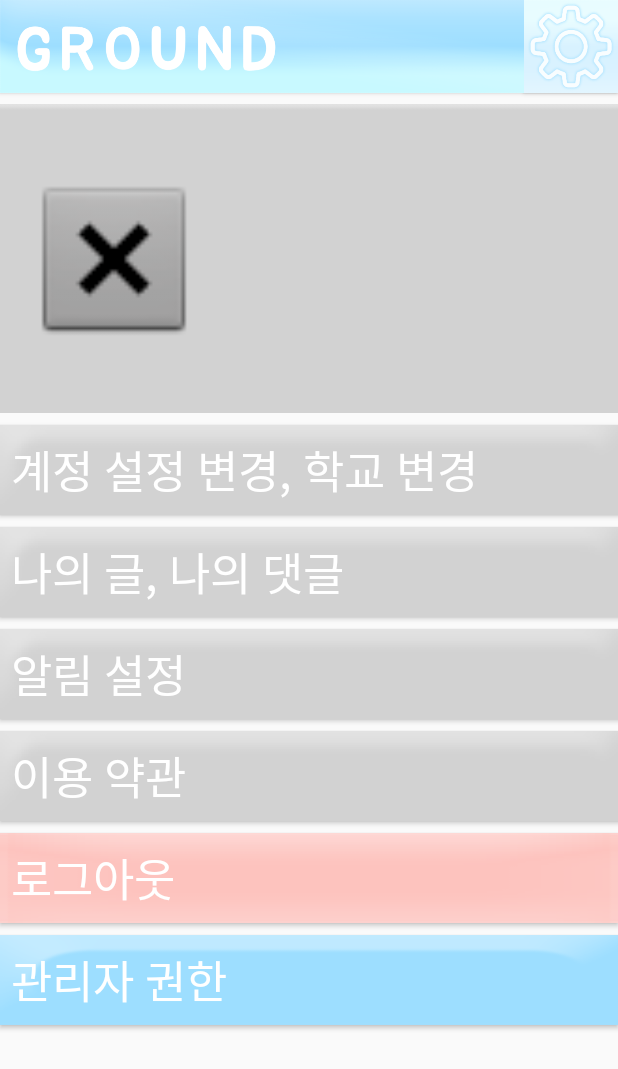
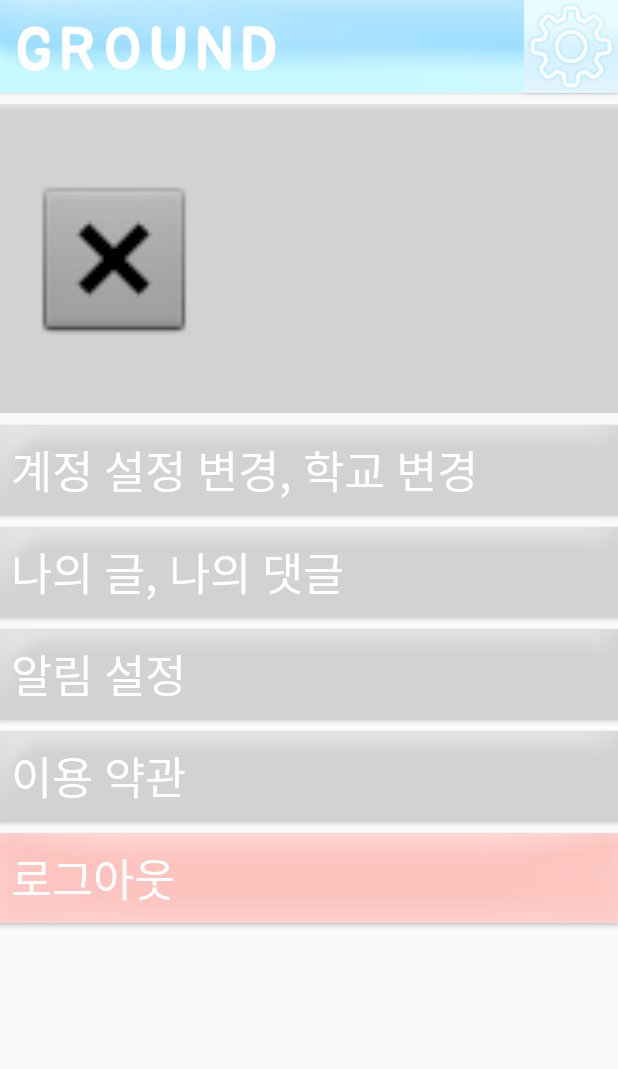
Before and after one commit to sunkim99/Groundd, an Android app: the configActivity screen opened directly, with no data from a screen before it, on a phone screen of 412 x 824 dp. Shown: the top 1069 px of the screen. Run offline under Robolectric (Android 15) with nearby library versions, the phone set to English and light mode, and no system bars; network calls fail.

Commit message:
0530 - 유저 관리자 차이에 따른 관리자 버튼 유무

```diff
--- a/app/src/main/java/com/example/ground/allround.java
+++ b/app/src/main/java/com/example/ground/allround.java
@@ -5,11 +5,13 @@ import android.app.Application;
 public class allround extends Application {
     private String ID;
     private String SCHOOL;
+    private int ADMIN;
 
     @Override
     public void onCreate() {
         ID = "";
         SCHOOL = "";
+        ADMIN = 0;
         super.onCreate();
     }
 
@@ -34,6 +36,10 @@ public class allround extends Application {
         return SCHOOL;
     }
 
+    public void setADMIN(int ADMIN) { this.ADMIN = ADMIN; }
+
+    public int getADMIN() { return ADMIN; }
+
 
 
 }
--- a/app/src/main/java/com/example/ground/configActivity.java
+++ b/app/src/main/java/com/example/ground/configActivity.java
@@ -6,7 +6,9 @@ import android.app.usage.NetworkStats;
 import android.content.Intent;
 import android.os.Bundle;
 import android.util.Log;
+import android.widget.Button;
 import android.widget.EditText;
+import android.widget.ImageView;
 import android.widget.TextView;
 
 //설정화면
@@ -14,12 +16,17 @@ public class configActivity extends AppCompatActivity {
 
     TextView show_id; //아이디 받아오기
     TextView show_school;
+    TextView ADMIN;
+    Button btn_ADMIN;
     Intent data_receive; //데이터 받기
+    int admin_s;
 
     @Override
     protected void onCreate(Bundle savedInstanceState) {
         allround ID = (allround) getApplicationContext();
         allround SCHOOL = (allround) getApplicationContext(); // 전역변수 SCHOOL 소환
+        allround ADMIN = (allround) getApplicationContext();
+
         super.onCreate(savedInstanceState);
         setContentView(R.layout.activity_config);
 
@@ -39,6 +46,21 @@ public class configActivity extends AppCompatActivity {
         Log.d("TEST1234", "유저 아이디 : " + temp01);
 
         Log.d("TEST1234", "학교 이름 : " + temp02);
+
+
+        admin_s = ADMIN.getADMIN();
+
+        Log.d("TEST1234", "관리 : " + admin_s);
+
+        btn_ADMIN = findViewById(R.id.btn_admin);
+
+        if(admin_s == 0){
+            btn_ADMIN.setVisibility(Button.GONE);
+        }
+        if(admin_s == 1){
+            btn_ADMIN.setVisibility(Button.VISIBLE);
+        }
+
     }
     /*여기에 이제 받은 userID가 DB에 user T에 userId랑 같을때,
      * 저장된 학교이름이랑 소유하고있는 아이템코드 가져와서 캐릭터보여주는 .php를 연동하는 코드 작성하기
--- a/app/src/main/res/layout/activity_config.xml
+++ b/app/src/main/res/layout/activity_config.xml
@@ -116,7 +116,7 @@
         tools:layout_editor_absoluteX="-1dp" />
 
     <Button
-        android:id="@+id/button6"
+        android:id="@+id/btn_admin"
         android:layout_width="412dp"
         android:layout_height="60dp"
         android:layout_marginTop="8dp"
```
Also changed, not shown: app/src/main/java/com/example/ground/LoginActivity.java (+10 -1 lines).
